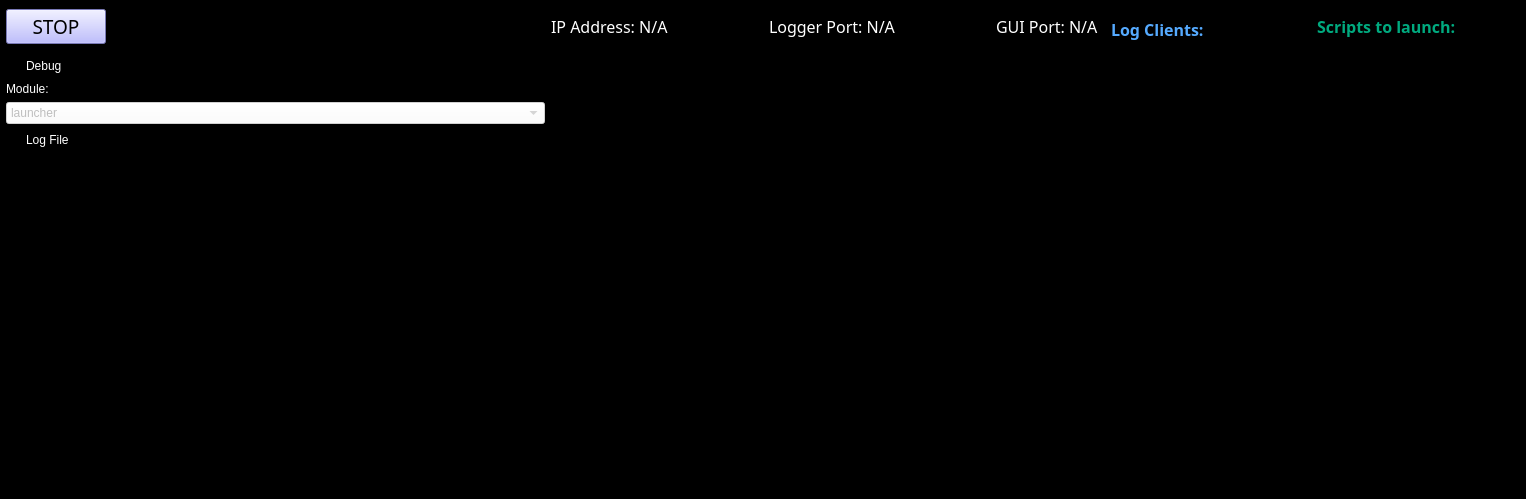
lukingroup/pylabnet, file pylabnet/gui/pyqt/gui_templates/logger_remote.ui: the form before one commit.
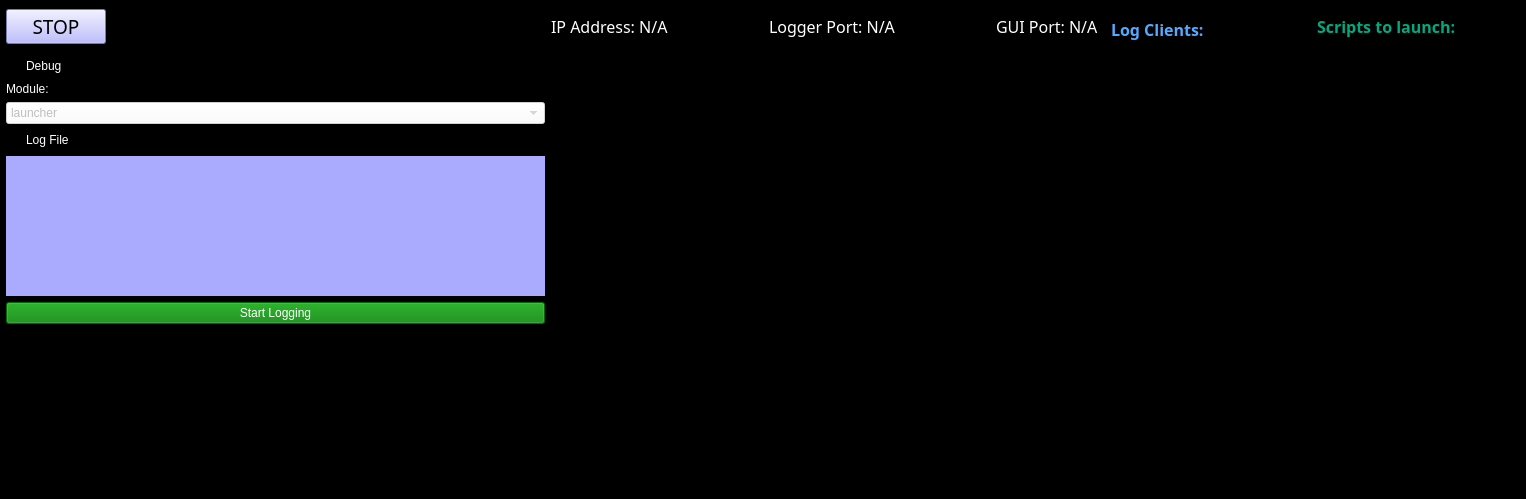
The form after the commit.

Commit message: implemented log-file button and file browser window

```diff
--- a/pylabnet/gui/pyqt/gui_templates/logger_remote.ui
+++ b/pylabnet/gui/pyqt/gui_templates/logger_remote.ui
@@ -24,7 +24,7 @@
    <enum>Qt::ToolButtonIconOnly</enum>
   </property>
   <widget class="QWidget" name="centralwidget">
-   <layout class="QGridLayout" name="gridLayout" rowstretch="0,0,0,0,0,0,0,0" columnstretch="0,0,0,0,0">
+   <layout class="QGridLayout" name="gridLayout" rowstretch="0,0,0,0,0,0,0,0,0" columnstretch="0,0,0,0,0">
     <property name="leftMargin">
      <number>6</number>
     </property>
@@ -137,7 +137,7 @@
       </property>
      </widget>
     </item>
-    <item row="7" column="0">
+    <item row="8" column="0">
      <widget class="QTextBrowser" name="buffer_terminal">
       <property name="maximumSize">
        <size>
@@ -269,6 +269,19 @@
       </property>
      </widget>
     </item>
+    <item row="6" column="0">
+     <widget class="QTreeView" name="file_viewer">
+      <property name="enabled">
+       <bool>false</bool>
+      </property>
+      <property name="styleSheet">
+       <string notr="true">background-color: rgb(170, 170, 255);</string>
+      </property>
+      <property name="frameShape">
+       <enum>QFrame::NoFrame</enum>
+      </property>
+     </widget>
+    </item>
     <item row="0" column="1">
      <layout class="QHBoxLayout" name="horizontalLayout_5">
       <property name="spacing">
@@ -349,13 +362,20 @@
       </property>
      </widget>
     </item>
-    <item row="6" column="0">
-     <widget class="QTreeView" name="file_viewer">
+    <item row="7" column="0">
+     <widget class="QPushButton" name="logfile_status_button">
       <property name="enabled">
        <bool>false</bool>
       </property>
-      <property name="frameShape">
-       <enum>QFrame::NoFrame</enum>
+      <property name="styleSheet">
+       <string notr="true">color: rgb(255, 255, 255);
+background-color: green;</string>
+      </property>
+      <property name="text">
+       <string>Start Logging</string>
+      </property>
+      <property name="checkable">
+       <bool>true</bool>
       </property>
      </widget>
     </item>
```
Left out of the diff: 8 changed lines with no effect on the pictures. The commit also changes 2 other files.
